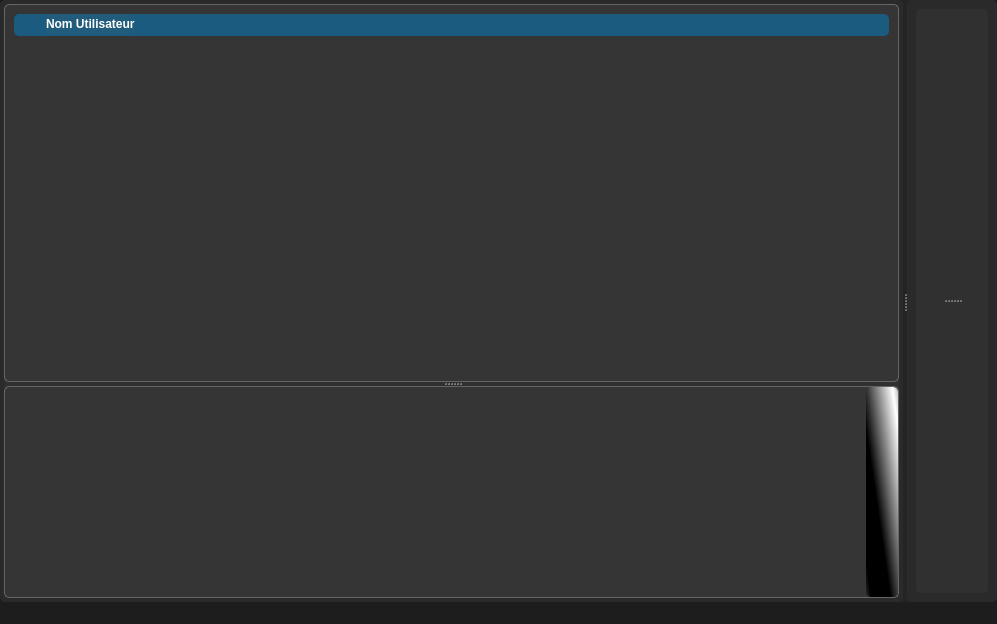
Qt form teraplus/client/src/MainWindow.ui (introlab/opentera) before a commit.
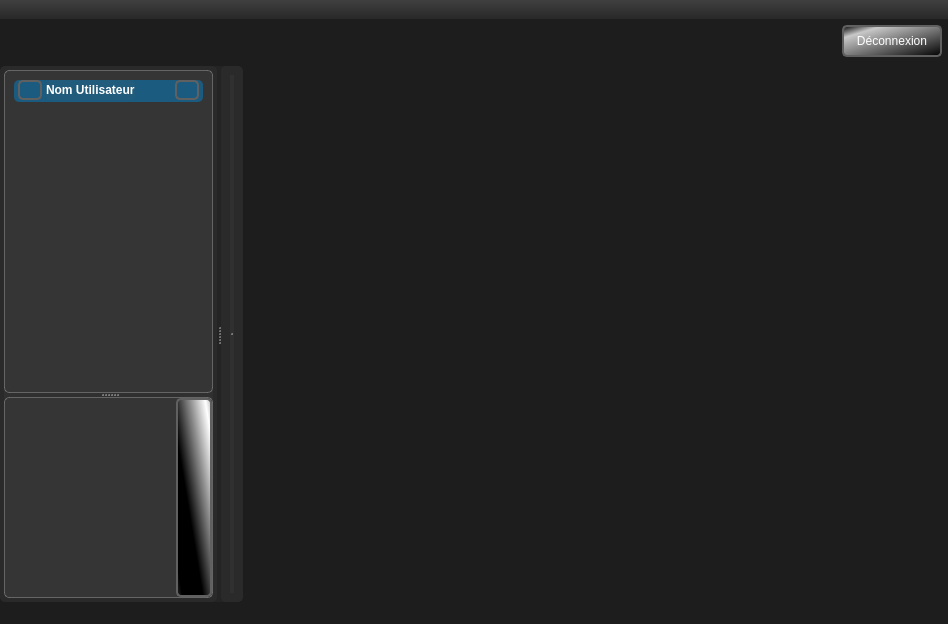
The same form after that commit. Icons and pictures are not drawn.

Commit message: Added Logout button. Imported notification window from TeraPlus.

What changed in the file:
```diff
--- a/teraplus/client/src/MainWindow.ui
+++ b/teraplus/client/src/MainWindow.ui
@@ -6,7 +6,7 @@
    <rect>
     <x>0</x>
     <y>0</y>
-    <width>997</width>
+    <width>948</width>
     <height>624</height>
    </rect>
   </property>
@@ -32,10 +32,18 @@
 QMainWindow::separator:hover {background: black;} 
 QToolBar {background: qlineargradient(x1: 0, y1: 0, x2: 0, y2: 1,stop: 0 rgb(125,125,125), stop: 1.0 rgb(80,80,80)); spacing: 5px;} 
 QDockWidget{titlebar-close-icon: url(:/pictures/close-red.png);font:bold large Arial;color:rgb(200,200,198);} 
-QDockWidget::title{border: darkgray solid 2px;text-align:left;background:qlineargradient(x1: 0, y1: 0, x2: 0, y2: 1,stop: 0 rgb(64,64,64), stop: 1.0 rgb(40,40,40));padding-left:5px} 
+QDockWidget::title{border: darkgray solid 2px;text-align:left;background:qlineargradient(x1: 0, y1: 0, x2: 0, y2: 1,stop: 0 rgb(64,64,64), stop: 1.0 rgb(40,40,40));padding-left:5px}
 QDockWidget::close-button {icon-size:14px;background: rgba(0,0,0,0);}
 QMainWindow{background: rgb(29,29,29); }
-QStatusBar::item{border: 1px transparent black;}</string>
+QStatusBar::item{border: 1px transparent black;}
+
+QPushButton:hover,QToolButton:hover{color:black;background-color: qlineargradient(x1:0, y1:0, x2:1, y2:1, stop:0 grey, stop: 0.2  rgb(200,200, 200), stop:1 grey);border: 2px solid rgb(186, 186, 186);border-radius: 5px;}
+QPushButton,QToolButton{color:white; background-color: qlineargradient(x1:0, y1:0, x2:1, y2:1, stop:0 black, stop: 0.2  rgb(200,200, 200), stop:1 black);border: 2px solid rgb(96, 96, 96);border-radius: 5px;}
+QPushButton:!enabled,QToolButton:!enabled{color: rgb(168, 168, 168); background-color: rgba(200,200,200,10%);border: 0px transparent}
+QPushButton:checked,QToolButton:checked{color:black;border: 3px solid green;background-color:darkgreen;}
+QPushButton[checkable=true]:!checked,QToolButton[checkable=true]:!checked{color:red;background-color:rgba(180,0,0,50%);border: 2px solid rgb(180,0,0);}
+
+QPushButton#btnEditUser, QPushButton#btnConfig{background-color:transparent;}</string>
   </property>
   <widget class="QWidget" name="centralwidget">
    <layout class="QVBoxLayout" name="verticalLayout_3">
@@ -53,6 +61,12 @@
     </property>
     <item>
      <widget class="QSplitter" name="splitter">
+      <property name="sizePolicy">
+       <sizepolicy hsizetype="Maximum" vsizetype="Preferred">
+        <horstretch>0</horstretch>
+        <verstretch>0</verstretch>
+       </sizepolicy>
+      </property>
       <property name="orientation">
        <enum>Qt::Horizontal</enum>
       </property>
@@ -332,12 +346,18 @@
        <layout class="QVBoxLayout" name="verticalLayout_2">
         <item>
          <widget class="QSplitter" name="splitter_3">
+          <property name="sizePolicy">
+           <sizepolicy hsizetype="MinimumExpanding" vsizetype="Expanding">
+            <horstretch>0</horstretch>
+            <verstretch>0</verstretch>
+           </sizepolicy>
+          </property>
           <property name="orientation">
            <enum>Qt::Vertical</enum>
           </property>
           <widget class="QWidget" name="widgetMainTop" native="true">
            <property name="sizePolicy">
-            <sizepolicy hsizetype="Maximum" vsizetype="Preferred">
+            <sizepolicy hsizetype="MinimumExpanding" vsizetype="Preferred">
              <horstretch>0</horstretch>
              <verstretch>0</verstretch>
             </sizepolicy>
@@ -404,6 +424,66 @@
    </property>
   </widget>
   <widget class="QStatusBar" name="statusbar"/>
+  <widget class="QDockWidget" name="dockerTop">
+   <property name="features">
+    <set>QDockWidget::NoDockWidgetFeatures</set>
+   </property>
+   <property name="allowedAreas">
+    <set>Qt::TopDockWidgetArea</set>
+   </property>
+   <attribute name="dockWidgetArea">
+    <number>4</number>
+   </attribute>
+   <widget class="QWidget" name="dockWidgetContents_2">
+    <layout class="QHBoxLayout" name="horizontalLayout_3">
+     <property name="leftMargin">
+      <number>6</number>
+     </property>
+     <property name="topMargin">
+      <number>6</number>
+     </property>
+     <property name="rightMargin">
+      <number>6</number>
+     </property>
+     <property name="bottomMargin">
+      <number>4</number>
+     </property>
+     <item>
+      <spacer name="horizontalSpacer">
+       <property name="orientation">
+        <enum>Qt::Horizontal</enum>
+       </property>
+       <property name="sizeHint" stdset="0">
+        <size>
+         <width>40</width>
+         <height>20</height>
+        </size>
+       </property>
+      </spacer>
+     </item>
+     <item>
+      <widget class="QPushButton" name="btnLogout">
+       <property name="minimumSize">
+        <size>
+         <width>100</width>
+         <height>32</height>
+        </size>
+       </property>
+       <property name="cursor">
+        <cursorShape>PointingHandCursor</cursorShape>
+       </property>
+       <property name="text">
+        <string>Déconnexion</string>
+       </property>
+       <property name="icon">
+        <iconset resource="../resources/TeraClient.qrc">
+         <normaloff>:/icons/undo.png</normaloff>:/icons/undo.png</iconset>
+       </property>
+      </widget>
+     </item>
+    </layout>
+   </widget>
+  </widget>
  </widget>
  <resources>
   <include location="../resources/TeraClient.qrc"/>
```
Left out of the diff: 2 changed lines with no effect on the pictures. The commit also changes 11 other files.
